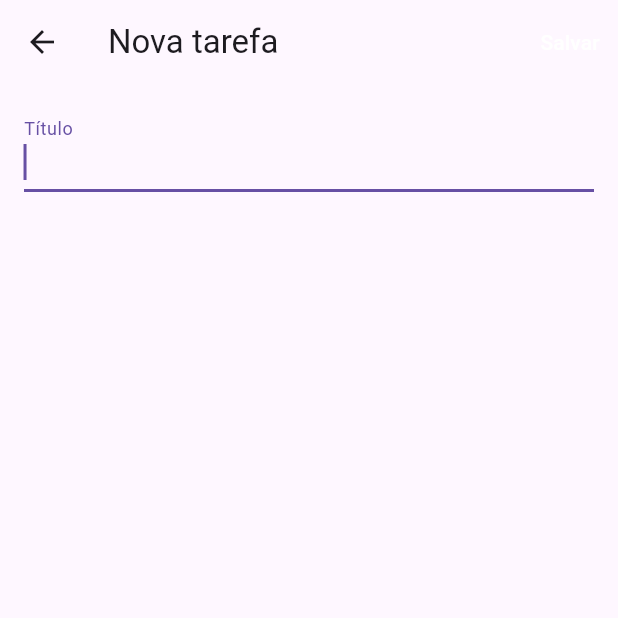
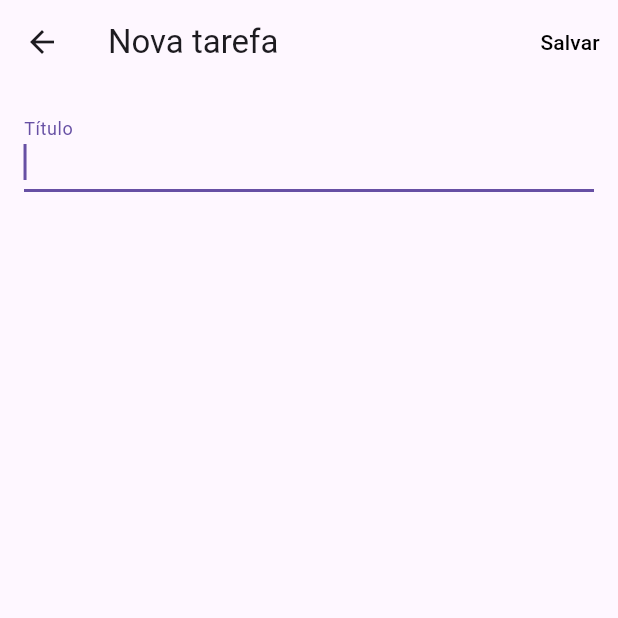
Before and after one commit to ricardolino-hub/todo_list_flutter, a Flutter app: the EditTaskScreen screen opened directly, on a phone screen of 412 x 824 dp, the top half of it. Run offline on Flutter 3.47's test engine with Material 3 defaults, Android fonts, the phone set to English and light mode, and no system bars; our stand-ins replace shared_preferences; accounts and stored records are empty.

Commit message:
Mudança na cor do botão salvar

```diff
--- a/lib/screens/edit_task.dart
+++ b/lib/screens/edit_task.dart
@@ -39,7 +39,7 @@ class _EditTaskScreenState extends State<EditTaskScreen> {
                   : Task(id: widget.task!.id, title: text, done: widget.task!.done);
               Navigator.of(context).pop({'title': text, 'task': t});
             },
-            child: Text('Salvar', style: TextStyle(color: Colors.white)),
+            child: Text('Salvar', style: TextStyle(color: Colors.black)),
           )
         ],
       ),
```
